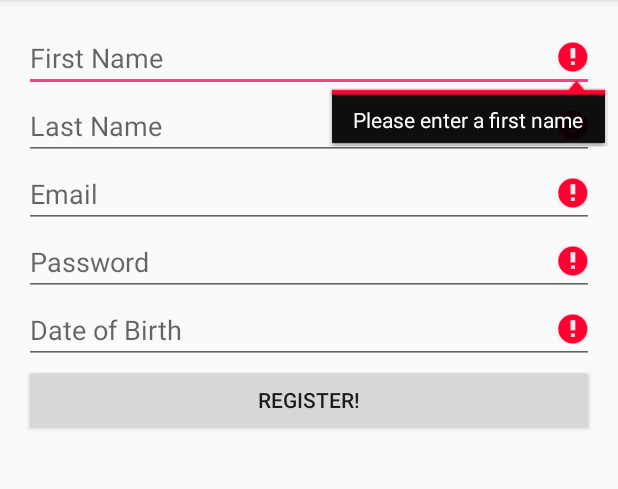
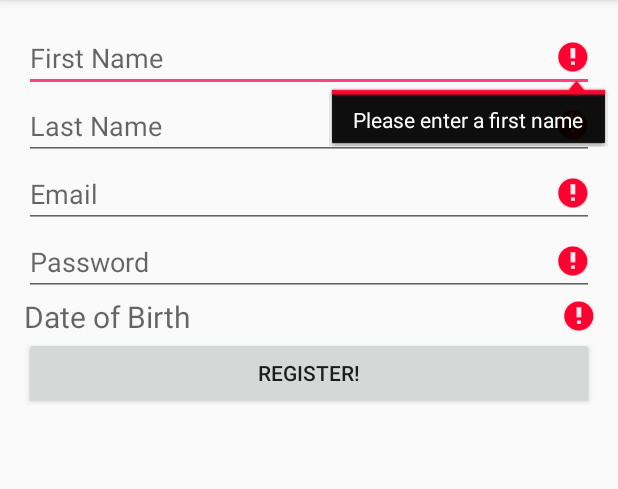
Before and after one commit to joseph287/MSUNOW, an Android app: the RegisterActivity screen opened directly, with no data from a screen before it, after a tap on "REGISTER!", on a phone screen of 412 x 824 dp, the part 84-573 px from its top. Run offline under Robolectric (Android 15) with nearby library versions, the phone set to English and light mode, and no system bars; our stand-ins replace Volley; network calls fail.

Commit message:
Fixed Registration check

```diff
--- a/app/src/main/java/com/example/rasen/msunow/RegisterActivity.java
+++ b/app/src/main/java/com/example/rasen/msunow/RegisterActivity.java
@@ -40,7 +40,7 @@ public class RegisterActivity extends AppCompatActivity {
     private EditText etLastName;
     private EditText etEmail;
     private EditText etPassword;
-    private EditText etDOB;
+    private TextView etDOB;
     private Button bRegister;
 
     @Override
@@ -52,7 +52,7 @@ public class RegisterActivity extends AppCompatActivity {
         etLastName = (EditText) findViewById(R.id.reg_lastName);
         etEmail = (EditText) findViewById(R.id.reg_Email);
         etPassword = (EditText) findViewById(R.id.reg_Passw);
-        etDOB = (EditText) findViewById(R.id.DOB);
+        etDOB = (TextView) findViewById(R.id.DOB);
         bRegister = (Button) findViewById(R.id.bttn_register);
 
         final Calendar myCalendar = Calendar.getInstance();
@@ -162,10 +162,10 @@ public class RegisterActivity extends AppCompatActivity {
         }
 
         // DoB validation
-        DateFormat dateFormat = new SimpleDateFormat("MM/dd/yyyy");
+        DateFormat dateFormat = new SimpleDateFormat("MM/dd/yy");
         Date date = new Date();
         System.out.println(dateFormat.format(date));
-        if (TextUtils.isEmpty(dob) | !validateDoB(dob) | dob.compareTo((dateFormat.format(date)).toString()) >= 0) {
+        if (TextUtils.isEmpty(dob)) {
             etDOB.setError("Please select valid date of birth");
             isValid = false;
         }
@@ -195,8 +195,8 @@ public class RegisterActivity extends AppCompatActivity {
             matcher.reset();
 
             if (matcher.find()) {
-                String day = matcher.group(1);
-                String month = matcher.group(2);
+                String day = matcher.group(2);
+                String month = matcher.group(1);
                 int year = Integer.parseInt(matcher.group(3));
 
                 if (day.equals("31") &&
@@ -241,7 +241,7 @@ public class RegisterActivity extends AppCompatActivity {
 
         clearErrors();
         if (verifyData(fName, lName, email, password, dob)) {
-
+            Toast.makeText(this, "Success", Toast.LENGTH_LONG).show();
             responseListener = new Response.Listener<String>() {
                 @Override
                 public void onResponse(String response) {
--- a/app/src/main/res/layout/activity_register.xml
+++ b/app/src/main/res/layout/activity_register.xml
@@ -76,7 +76,7 @@
         android:onClick="onRegisterClick"
         android:text="@string/action_sign_up" />
 
-    <EditText
+    <TextView
         android:id="@+id/DOB"
         android:layout_width="wrap_content"
         android:layout_height="wrap_content"
@@ -86,7 +86,7 @@
         android:layout_alignParentStart="true"
         android:layout_below="@+id/reg_Passw"
         android:ems="10"
-        android:hint="@string/prompt_dob"
-        android:inputType="date" />
+        android:textSize="20sp"
+        android:hint="@string/prompt_dob" />
 
 </RelativeLayout>
```
